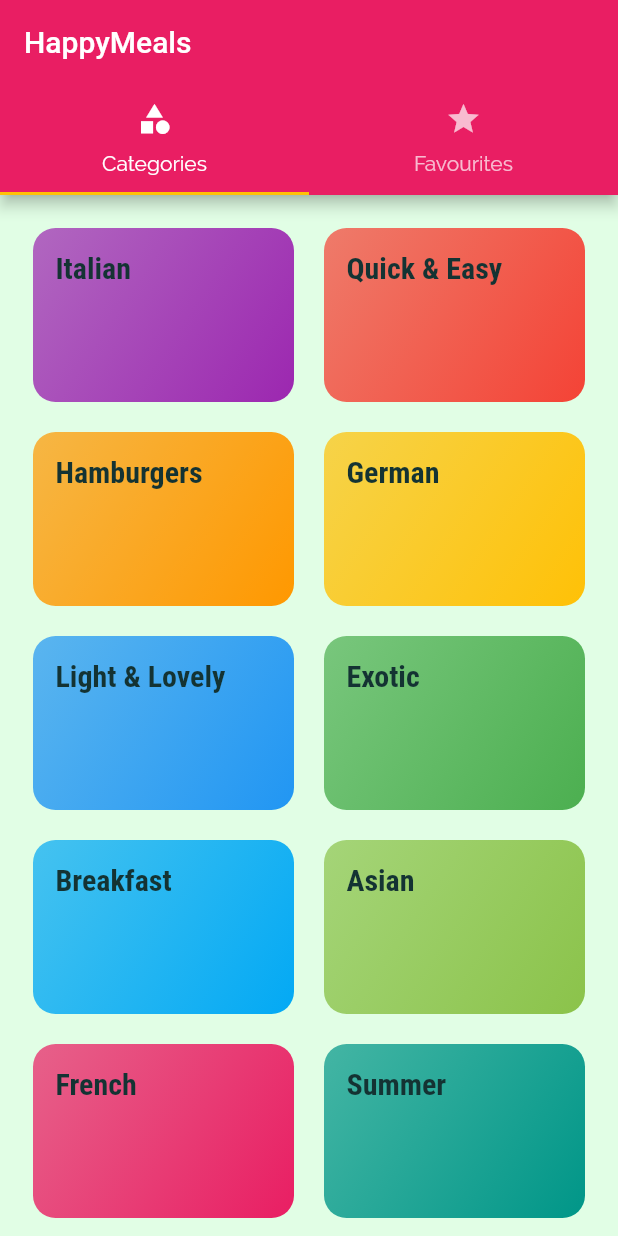
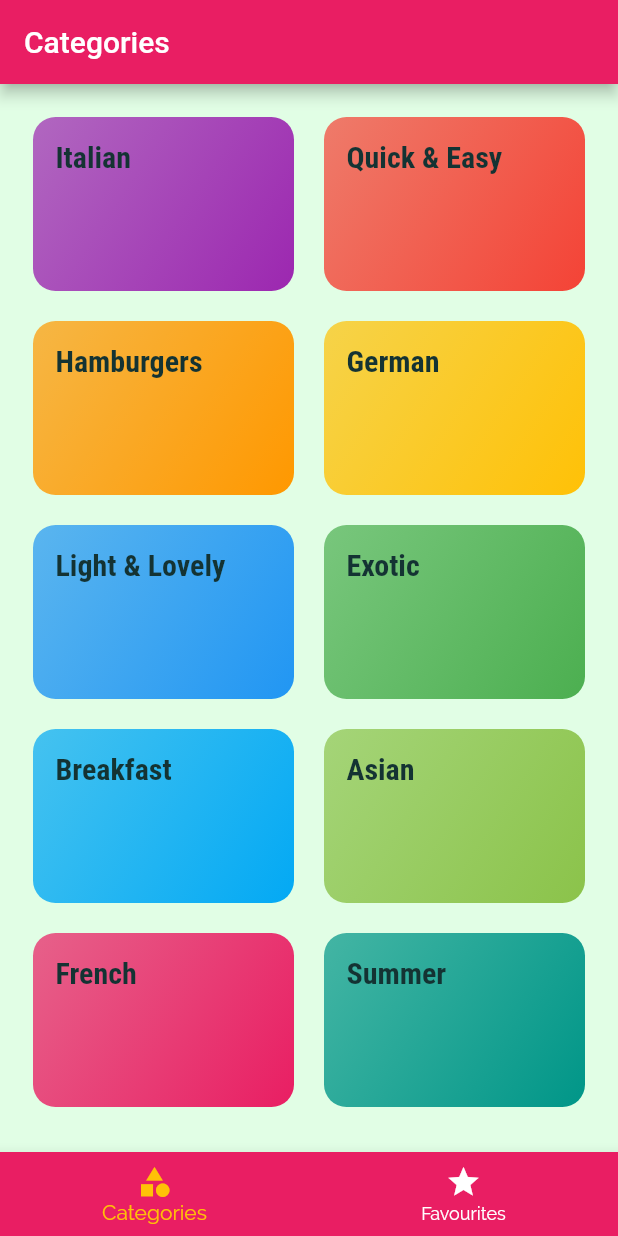
Before and after one commit to iamartyaa/HappyMeals-App, a Flutter app: the screen it shows after launch, on a phone screen of 412 x 824 dp. Run offline on Flutter 3.47's test engine with Material 2 defaults, Android fonts, the light colour scheme and no system bars.

Commit message:
Adding a Bottom TabBar

```diff
--- a/lib/screens/tabs_screen.dart
+++ b/lib/screens/tabs_screen.dart
@@ -1,4 +1,5 @@
 import 'package:flutter/material.dart';
+
 import 'package:happymeals/screens/categories_screen.dart';
 import 'package:happymeals/screens/favourites_screen.dart';
 
@@ -10,31 +11,39 @@ class TabsScreen extends StatefulWidget {
 }
 
 class _TabsScreenState extends State<TabsScreen> {
+  final List<Map<String,Object>> _pages = [
+     {'page': CategoriesScreen(),'title': 'Categories'},
+     {'page': FavouritesScreen(),'title': 'Favourites'}
+  ];
+
+  int _selectedPage=0;
+
+  void _selectPage(int index) {
+    setState(() {
+      _selectedPage=index;
+    });
+  }
+
+
   @override
   Widget build(BuildContext context) {
-    return DefaultTabController(
-      length: 2,
-      initialIndex: 0,
-      child: Scaffold(
-        appBar: AppBar(
-          title: const Text('HappyMeals'),
-          bottom: const TabBar(
-            tabs: [
-              Tab(
-                icon: Icon(Icons.category),
-                text: 'Categories',
-              ),
-              Tab(
-                icon: Icon(Icons.star),
-                text: 'Favourites',
-              )
-            ],
-          ),
-        ),
-        body: const TabBarView(children: [
-          CategoriesScreen(),
-          FavouritesScreen(),
-        ]),
+    return Scaffold(
+      appBar: AppBar(
+        title: Text(_pages[_selectedPage]['title'] as String),
+      ),
+      body: _pages[_selectedPage]['page'] as Widget,
+      bottomNavigationBar: BottomNavigationBar(
+        onTap: _selectPage,
+        backgroundColor: Theme.of(context).primaryColor,
+        unselectedItemColor: Colors.white,
+        selectedItemColor: Theme.of(context).accentColor,
+
+        currentIndex: _selectedPage,
+        //type: BottomNavigationBarType.shifting,
+        items: [
+          BottomNavigationBarItem(backgroundColor: Theme.of(context).primaryColor,icon: Icon(Icons.category), label: 'Categories'),
+          BottomNavigationBarItem(backgroundColor: Theme.of(context).primaryColor,icon: Icon(Icons.star), label: 'Favourites'),
+        ],
       ),
     );
   }
```
